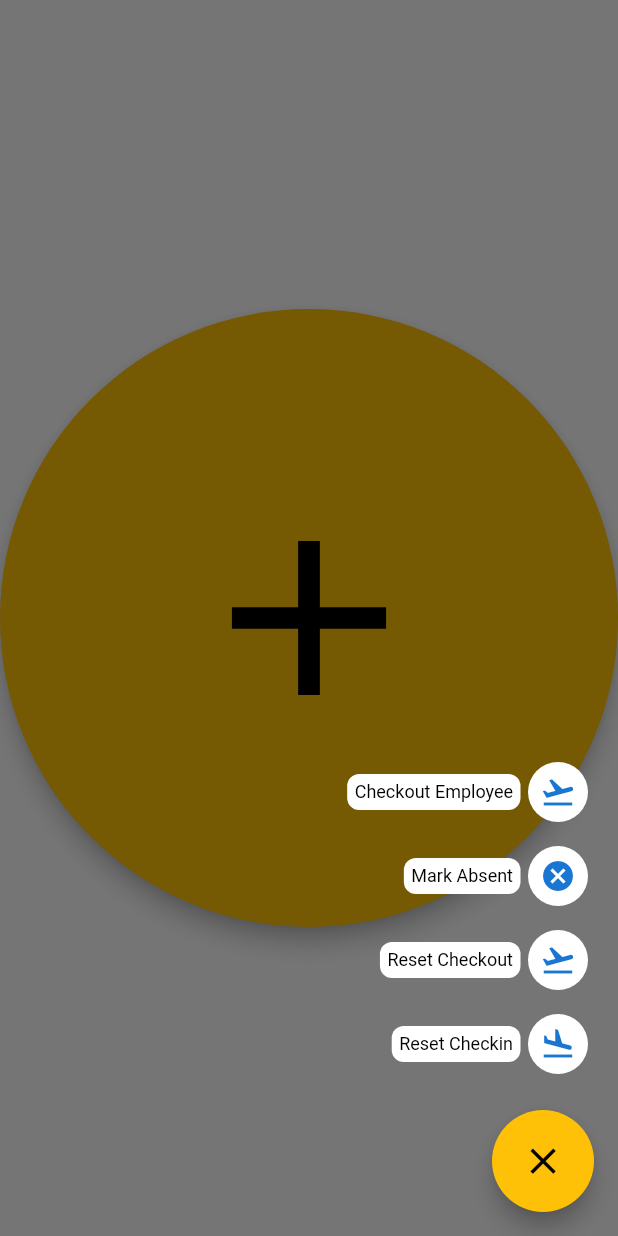
After one commit to singh-preet/covid_fl, a Flutter app: the SpeedDialFAB screen opened directly, after a tap on the "add" icon, on a phone screen of 412 x 824 dp. The commit adds this screen. Run offline on Flutter 3.47's test engine with Material 2 defaults, Android fonts, the phone set to English and light mode, and no system bars; our stand-ins replace flutter_slidable, get, shared_preferences, synchronized; accounts and stored records are empty.

Commit message:
custom speed dial and other changes

```diff
--- a/lib/controllers/home_controller.dart
+++ b/lib/controllers/home_controller.dart
@@ -27,7 +27,7 @@ class HomeController extends GetxController {
     } else if (this.selectedTabIndex == 2) {
       Get.to(StaffDirectory());
     } else if (this.selectedTabIndex == 1) {
-      Get.toNamed(Routes.ADMIN_PANEL);
+      Get.toNamed(Routes.TIMELINE);
     }
     AppLogger.printLog(index.toString());
     update();
--- /dev/null
+++ b/lib/data/models/speed_dial_details_model.dart
@@ -0,0 +1,9 @@
+import 'package:flutter/material.dart';
+
+class SpeedDialDetailsModel {
+  String value;
+  IconData imgURL;
+  String navigateTo;
+
+  SpeedDialDetailsModel(this.value, this.imgURL, this.navigateTo);
+}
--- a/lib/features/admin/staff_status.dart
+++ b/lib/features/admin/staff_status.dart
@@ -1,4 +1,5 @@
 import 'package:covid_fl/utils/app_colors.dart';
+import 'package:covid_fl/utils/app_images.dart';
 import 'package:covid_fl/utils/string_constant.dart';
 import 'package:flutter/cupertino.dart';
 import 'package:flutter/material.dart';
@@ -100,7 +101,7 @@ class StaffStatus extends StatelessWidget {
                               child: CircleAvatar(
                                 radius: 13,
                                 backgroundImage:
-                                    AssetImage("assets/generic.png"),
+                                    AssetImage(AppImages.profile),
                               ),
                             ),
                             title: Text("fname",
--- a/lib/features/login_screen/login_screen.dart
+++ b/lib/features/login_screen/login_screen.dart
@@ -1,5 +1,6 @@
 import 'package:covid_fl/controllers/login_controller.dart';
 import 'package:covid_fl/utils/app_colors.dart';
+import 'package:covid_fl/utils/app_images.dart';
 import 'package:covid_fl/utils/string_constant.dart';
 import 'package:covid_fl/utils/style_manager.dart';
 import 'package:flutter/material.dart';
@@ -19,7 +20,7 @@ class LoginScreen extends StatelessWidget {
             child: Column(
               children: [
                 Expanded(child: Container(),),
-                Transform.scale(scale: 0.5, child: Image.asset('assets/logo.png')),
+                Transform.scale(scale: 0.5, child: Image.asset(AppImages.logo)),
                 Text(StringConstant.APP_NAME, style: StyleManager.boldWhite(fontSize: 50),),
                 SizedBox(height: 20,),
                 Padding(
--- a/lib/features/splash_screen/splash_screen.dart
+++ b/lib/features/splash_screen/splash_screen.dart
@@ -1,4 +1,5 @@
 import 'package:covid_fl/utils/app_colors.dart';
+import 'package:covid_fl/utils/app_images.dart';
 import 'package:flutter/material.dart';
 
 class SplashScreen extends StatelessWidget {
@@ -8,7 +9,7 @@ class SplashScreen extends StatelessWidget {
   Widget build(BuildContext context) {
     return Container(
       color: AppColors.backgroundColor,
-      child: Image.asset('assets/logo.png'),
+      child: Image.asset(AppImages.logo),
 
     );
   }
--- a/lib/utils/app_colors.dart
+++ b/lib/utils/app_colors.dart
@@ -9,5 +9,6 @@ class AppColors{
   static const white = Colors.white;
   static const yellowSplashColor = Colors.yellow;
   static const darkGreenButton = Color(0xFF1B4332);
+  static final lightOrange = Colors.orange[400];
 
 }
--- a/lib/utils/app_preferences.dart
+++ b/lib/utils/app_preferences.dart
@@ -28,6 +28,12 @@ class AppPreferences{
   Future _init() async {
     _prefs = await SharedPreferences.getInstance();
   }
+
+
+  ///keys
+  static String superAdmin = 'superAdmin';
+  static String userid = 'userid';
+  static String company = 'company';
 
 
   /// sets methods
--- a/lib/utils/string_constant.dart
+++ b/lib/utils/string_constant.dart
@@ -1,19 +1,19 @@
 class StringConstant{
   StringConstant._();
 
+  ///Global
   static const String APP_NAME =  "Keep Connected";
   static const String COMPANY_NAME =  "Karo India Foundation Initiative";
   static const String LOGIN =  "Login";
   static const String REQUEST_OTP =  "Request OTP";
-  static const String ACTIONS =  "Actions";
-  static const String TIMELINE =  "My Timeline";
   static const String STAFF =  "Who's In?";
   static const String USERNAME =  "Sunpreet Singh";
 
 
 
 
-
+/// Actions
+  static const String ACTIONS =  "Actions";
   static const String ABSENT =  "Absent";
   static const String CHECKOUT =  "Checkout";
   static const String REACHING_CHECKPOINT =  "Reaching Checkpoint";
@@ -23,7 +23,7 @@ class StringConstant{
   static const String CANCEL =  "Cancel";
   static const String SELECT_OPTION =  "What do you want to do?";
 
-
+/// Admin Panel
   static const String ADMIN_PANEL =  "Admin Panel";
   static const String STAFF_STATUS =  "Staff Status";
   static const String NEW_ANNOUNCEMENT =  "New Announcement";
@@ -32,13 +32,18 @@ class StringConstant{
 
 
 
-
-
+  /// Announcement
   static const String POST_ANNOUNCEMENT =  "Post an announcement";
   static const String ANNOUNCEMENT_HINT =  "Enter the announcement here";
   static const String POST =  "Post";
 
 
+/// Timeline
+  static const String TIMELINE =  "My Timeline";
+  static const String CHECKOUT_EMPLOYEE =  "Checkout Employee";
+  static const String MARK_ABSENT =  "Mark Absent";
+  static const String RESET_CHECKOUT =  "Reset Checkout";
+  static const String RESET_CHECK_IN =  "Reset Checkin";
 
 
 
--- /dev/null
+++ b/lib/widgets/speed_dial.dart
@@ -0,0 +1,130 @@
+import 'package:covid_fl/data/models/speed_dial_details_model.dart';
+import 'package:covid_fl/routes/app_routes.dart';
+import 'package:covid_fl/utils/string_constant.dart';
+import 'package:flutter/material.dart';
+import 'package:get/get.dart';
+
+List<SpeedDialDetailsModel> speedDial = [
+  new SpeedDialDetailsModel(StringConstant.CHECKOUT_EMPLOYEE, Icons.flight_takeoff, Routes.STAFF_STATUS),
+  new SpeedDialDetailsModel(StringConstant.MARK_ABSENT, Icons.cancel,
+      Routes.LEADERBOARD),
+  new SpeedDialDetailsModel(StringConstant.RESET_CHECKOUT, Icons.flight_takeoff,
+      Routes.POST_ANNOUNCEMENT),
+  new SpeedDialDetailsModel(
+      StringConstant.RESET_CHECK_IN, Icons.flight_land, Routes.ADMIN_PANEL),
+];
+
+final TextStyle customStyle =
+TextStyle(inherit: false, color: Colors.black, fontSize: 12);
+
+class SpeedDialFAB extends StatelessWidget {
+  const SpeedDialFAB({
+    Key key,
+    @required this.speedDial,
+    @required this.customStyle,
+  }) : super(key: key);
+
+  final List<SpeedDialDetailsModel> speedDial;
+  final TextStyle customStyle;
+
+  @override
+  Widget build(BuildContext context) {
+    return Container(
+      height: 68.0,
+      width: 68.0,
+      child: FittedBox(
+        child: FloatingActionButton(
+          backgroundColor: Colors.amber,
+          child: Icon(
+            Icons.add,
+            color: Colors.black,
+          ),
+          onPressed: () {
+            // SizeConfig().init(context);
+            Get.dialog(Scaffold(
+              floatingActionButton: Container(
+                height: 68.0,
+                width: 68.0,
+                child: FittedBox(
+                  child: FloatingActionButton(
+                      backgroundColor: Colors.amber,
+                      child: Icon(
+                        Icons.close,
+                        color: Colors.black,
+                      ),
+                      onPressed: () => Get.back()),
+                ),
+              ),
+              backgroundColor: Colors.transparent,
+              body: Row(
+                mainAxisAlignment: MainAxisAlignment.end,
+                children: [
+                  Container(
+                    width: MediaQuery.of(context).size.width / 2.52,
+                  ),
+                  Container(
+                    width: MediaQuery.of(context).size.width / 2,
+                    child: Column(
+                      crossAxisAlignment: CrossAxisAlignment.end,
+                      children: [
+                        Expanded(
+                          child: Container(),
+                        ),
+                        Container(
+                          child: ListView.builder(
+                              shrinkWrap: true,
+                              itemCount: speedDial.length,
+                              itemBuilder: (context, index) {
+                                return Padding(
+                                  padding:
+                                  const EdgeInsets.symmetric(vertical: 8.0),
+                                  child: GestureDetector(
+                                    onTap: () {
+                                      print(speedDial[index].navigateTo);
+                                      Get.back();
+                                      Get.toNamed(speedDial[index].navigateTo);
+                                    },
+                                    child: Row(
+                                      mainAxisAlignment:
+                                      MainAxisAlignment.end,
+                                      children: [
+                                        Container(
+                                          margin:
+                                          const EdgeInsets.only(right: 5.0),
+                                          padding: const EdgeInsets.all(5.0),
+                                          decoration: BoxDecoration(
+                                            color: Colors.white,
+                                            borderRadius:
+                                            BorderRadius.circular(8),
+                                          ),
+                                          child: Text(speedDial[index].value,
+                                              style: customStyle),
+                                        ),
+                                        CircleAvatar(
+                                          backgroundColor: Colors.white,
+                                          child: Icon(
+                                            speedDial[index].imgURL,
+                                          ),
+                                        ),
+                                        SizedBox(width: 20,)
+                                      ],
+                                    ),
+                                  ),
+                                );
+                              }),
+                        ),
+                        SizedBox(
+                          height: 100,
+                        ),
+                      ],
+                    ),
+                  ),
+                ],
+              ),
+            ));
+          },
+        ),
+      ),
+    );
+  }
+}
```
Also changed, not shown: lib/features/admin/admin_panel.dart (+6 -4 lines), lib/features/timeline/timeline.dart (+38 -1 lines), lib/utils/app_images.dart (added, +7 -0 lines).
